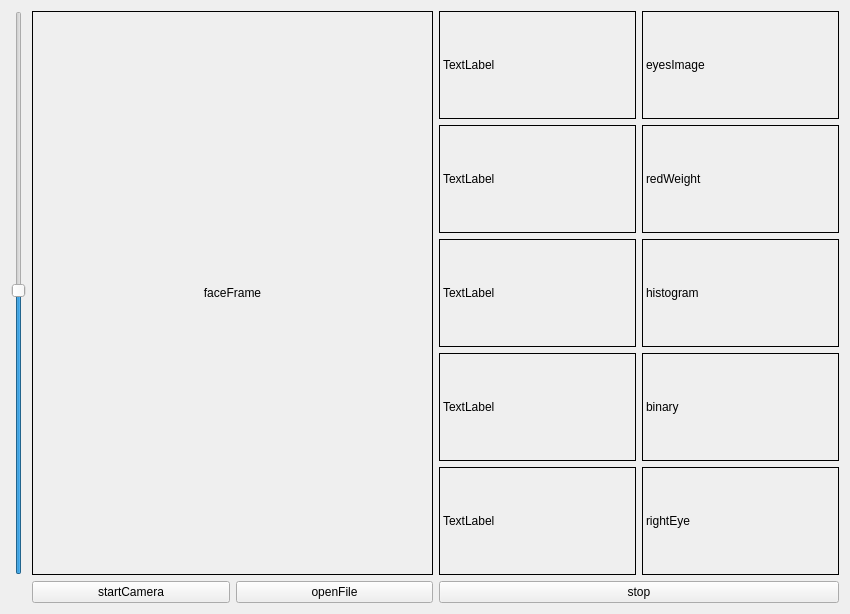
Qt form gui/assets/Eyes-Track.ui (LLanjiao/Eyes-Track) before a commit.
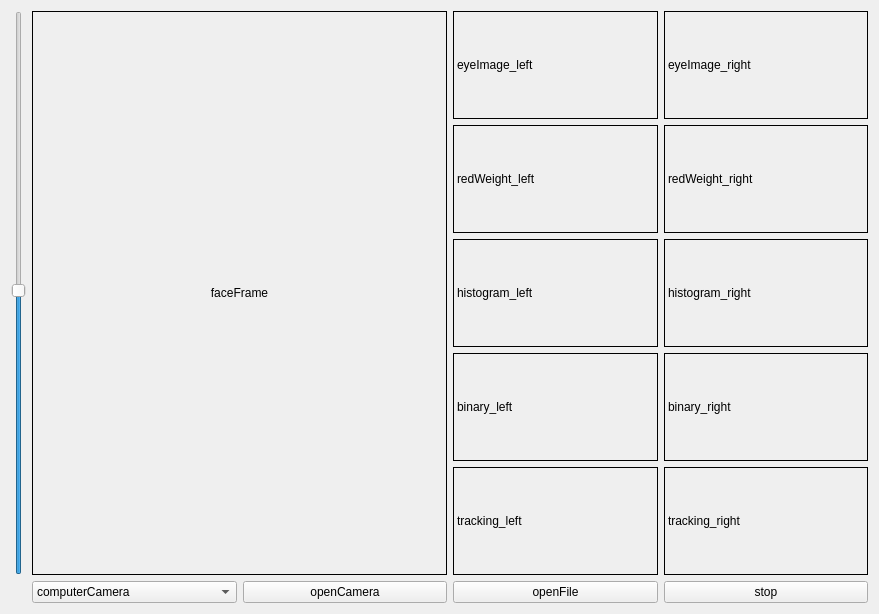
The same form after that commit.

Commit message: ui文件

Diff of the .ui file:
```diff
--- a/gui/assets/Eyes-Track.ui
+++ b/gui/assets/Eyes-Track.ui
@@ -6,7 +6,7 @@
    <rect>
     <x>0</x>
     <y>0</y>
-    <width>850</width>
+    <width>879</width>
     <height>614</height>
    </rect>
   </property>
@@ -16,6 +16,201 @@
   <layout class="QGridLayout" name="gridLayout_2">
    <item row="1" column="1">
     <layout class="QGridLayout" name="gridLayout">
+     <item row="1" column="2">
+      <layout class="QHBoxLayout" name="cameraLayout">
+       <item>
+        <layout class="QHBoxLayout" name="horizontalLayout">
+         <item>
+          <widget class="QComboBox" name="cameraChoose">
+           <property name="sizePolicy">
+            <sizepolicy hsizetype="Preferred" vsizetype="Fixed">
+             <horstretch>0</horstretch>
+             <verstretch>0</verstretch>
+            </sizepolicy>
+           </property>
+           <property name="editable">
+            <bool>false</bool>
+           </property>
+           <property name="currentText">
+            <string>computerCamera</string>
+           </property>
+           <property name="maxVisibleItems">
+            <number>10</number>
+           </property>
+           <property name="insertPolicy">
+            <enum>QComboBox::InsertAtBottom</enum>
+           </property>
+           <property name="iconSize">
+            <size>
+             <width>16</width>
+             <height>16</height>
+            </size>
+           </property>
+           <item>
+            <property name="text">
+             <string>computerCamera</string>
+            </property>
+           </item>
+           <item>
+            <property name="text">
+             <string>phoneCamera</string>
+            </property>
+           </item>
+          </widget>
+         </item>
+         <item>
+          <widget class="QPushButton" name="camera">
+           <property name="text">
+            <string>openCamera</string>
+           </property>
+          </widget>
+         </item>
+        </layout>
+       </item>
+      </layout>
+     </item>
+     <item row="0" column="3">
+      <layout class="QVBoxLayout" name="viewLayout">
+       <item>
+        <layout class="QHBoxLayout" name="eyesImage">
+         <item>
+          <widget class="QLabel" name="eyeImage_left">
+           <property name="styleSheet">
+            <string notr="true">border: 1px solid black;</string>
+           </property>
+           <property name="text">
+            <string>eyeImage_left</string>
+           </property>
+          </widget>
+         </item>
+         <item>
+          <widget class="QLabel" name="eyeImage_right">
+           <property name="styleSheet">
+            <string notr="true">border: 1px solid black;</string>
+           </property>
+           <property name="text">
+            <string>eyeImage_right</string>
+           </property>
+          </widget>
+         </item>
+        </layout>
+       </item>
+       <item>
+        <layout class="QHBoxLayout" name="redWeight">
+         <item>
+          <widget class="QLabel" name="redWeight_left">
+           <property name="styleSheet">
+            <string notr="true">border: 1px solid black;</string>
+           </property>
+           <property name="text">
+            <string>redWeight_left</string>
+           </property>
+          </widget>
+         </item>
+         <item>
+          <widget class="QLabel" name="redWeight_right">
+           <property name="styleSheet">
+            <string notr="true">border: 1px solid black;</string>
+           </property>
+           <property name="text">
+            <string>redWeight_right</string>
+           </property>
+          </widget>
+         </item>
+        </layout>
+       </item>
+       <item>
+        <layout class="QHBoxLayout" name="histogram">
+         <item>
+          <widget class="QLabel" name="histogram_left">
+           <property name="styleSheet">
+            <string notr="true">border: 1px solid black;</string>
+           </property>
+           <property name="text">
+            <string>histogram_left</string>
+           </property>
+          </widget>
+         </item>
+         <item>
+          <widget class="QLabel" name="histogram_right">
+           <property name="styleSheet">
+            <string notr="true">border: 1px solid black;</string>
+           </property>
+           <property name="text">
+            <string>histogram_right</string>
+           </property>
+          </widget>
+         </item>
+        </layout>
+       </item>
+       <item>
+        <layout class="QHBoxLayout" name="binary">
+         <item>
+          <widget class="QLabel" name="binary_left">
+           <property name="styleSheet">
+            <string notr="true">border: 1px solid black;</string>
+           </property>
+           <property name="text">
+            <string>binary_left</string>
+           </property>
+          </widget>
+         </item>
+         <item>
+          <widget class="QLabel" name="binary_right">
+           <property name="styleSheet">
+            <string notr="true">border: 1px solid black;</string>
+           </property>
+           <property name="text">
+            <string>binary_right</string>
+           </property>
+          </widget>
+         </item>
+        </layout>
+       </item>
+       <item>
+        <layout class="QHBoxLayout" name="tracking">
+         <item>
+          <widget class="QLabel" name="tracking_left">
+           <property name="styleSheet">
+            <string notr="true">border: 1px solid black;</string>
+           </property>
+           <property name="text">
+            <string>tracking_left</string>
+           </property>
+          </widget>
+         </item>
+         <item>
+          <widget class="QLabel" name="tracking_right">
+           <property name="styleSheet">
+            <string notr="true">border: 1px solid black;</string>
+           </property>
+           <property name="text">
+            <string>tracking_right</string>
+           </property>
+          </widget>
+         </item>
+        </layout>
+       </item>
+      </layout>
+     </item>
+     <item row="1" column="3">
+      <layout class="QHBoxLayout" name="fileLayout">
+       <item>
+        <widget class="QPushButton" name="openFile">
+         <property name="text">
+          <string>openFile</string>
+         </property>
+        </widget>
+       </item>
+       <item>
+        <widget class="QPushButton" name="stop">
+         <property name="text">
+          <string>stop</string>
+         </property>
+        </widget>
+       </item>
+      </layout>
+     </item>
      <item row="0" column="2">
       <widget class="QLabel" name="faceFrame">
        <property name="mouseTracking">
@@ -32,24 +227,6 @@
        </property>
       </widget>
      </item>
-     <item row="1" column="2">
-      <layout class="QHBoxLayout" name="horizontalLayout_3">
-       <item>
-        <widget class="QPushButton" name="startCamera">
-         <property name="text">
-          <string>startCamera</string>
-         </property>
-        </widget>
-       </item>
-       <item>
-        <widget class="QPushButton" name="openFile">
-         <property name="text">
-          <string>openFile</string>
-         </property>
-        </widget>
-       </item>
-      </layout>
-     </item>
      <item row="0" column="0">
       <widget class="QSlider" name="threshSlider">
        <property name="value">
@@ -60,137 +237,6 @@
        </property>
       </widget>
      </item>
-     <item row="1" column="3">
-      <widget class="QPushButton" name="stop">
-       <property name="text">
-        <string>stop</string>
-       </property>
-      </widget>
-     </item>
-     <item row="0" column="3">
-      <layout class="QVBoxLayout" name="verticalLayout">
-       <item>
-        <layout class="QHBoxLayout" name="horizontalLayout_6">
-         <item>
-          <widget class="QLabel" name="label_10">
-           <property name="styleSheet">
-            <string notr="true">border: 1px solid black;</string>
-           </property>
-           <property name="text">
-            <string>TextLabel</string>
-           </property>
-          </widget>
-         </item>
-         <item>
-          <widget class="QLabel" name="eyesImage">
-           <property name="styleSheet">
-            <string notr="true">border: 1px solid black;</string>
-           </property>
-           <property name="text">
-            <string>eyesImage</string>
-           </property>
-          </widget>
-         </item>
-        </layout>
-       </item>
-       <item>
-        <layout class="QHBoxLayout" name="horizontalLayout">
-         <item>
-          <widget class="QLabel" name="label_2">
-           <property name="styleSheet">
-            <string notr="true">border: 1px solid black;</string>
-           </property>
-           <property name="text">
-            <string>TextLabel</string>
-           </property>
-          </widget>
-         </item>
-         <item>
-          <widget class="QLabel" name="redWeight">
-           <property name="styleSheet">
-            <string notr="true">border: 1px solid black;</string>
-           </property>
-           <property name="text">
-            <string>redWeight</string>
-           </property>
-          </widget>
-         </item>
-        </layout>
-       </item>
-       <item>
-        <layout class="QHBoxLayout" name="horizontalLayout_5">
-         <item>
-          <widget class="QLabel" name="label_4">
-           <property name="styleSheet">
-            <string notr="true">border: 1px solid black;</string>
-           </property>
-           <property name="text">
-            <string>TextLabel</string>
-           </property>
-          </widget>
-         </item>
-         <item>
-          <widget class="QLabel" name="histogram">
-           <property name="styleSheet">
-            <string notr="true">border: 1px solid black;</string>
-           </property>
-           <property name="text">
-            <string>histogram</string>
-           </property>
-          </widget>
-         </item>
-        </layout>
-       </item>
-       <item>
-        <layout class="QHBoxLayout" name="horizontalLayout_4">
-         <item>
-          <widget class="QLabel" name="label_6">
-           <property name="styleSheet">
-            <string notr="true">border: 1px solid black;</string>
-           </property>
-           <property name="text">
-            <string>TextLabel</string>
-           </property>
-          </widget>
-         </item>
-         <item>
-          <widget class="QLabel" name="binary">
-           <property name="styleSheet">
-            <string notr="true">border: 1px solid black;</string>
-           </property>
-           <property name="text">
-            <string>binary</string>
-           </property>
-          </widget>
-         </item>
-        </layout>
-       </item>
-       <item>
-        <layout class="QHBoxLayout" name="horizontalLayout_2">
-         <item>
-          <widget class="QLabel" name="label_7">
-           <property name="styleSheet">
-            <string notr="true">border: 1px solid black;</string>
-           </property>
-           <property name="text">
-            <string>TextLabel</string>
-           </property>
-          </widget>
-         </item>
-         <item>
-          <widget class="QLabel" name="rightEye">
-           <property name="styleSheet">
-            <string notr="true">border: 1px solid black;</string>
-           </property>
-           <property name="text">
-            <string>rightEye</string>
-           </property>
-          </widget>
-         </item>
-        </layout>
-       </item>
-      </layout>
-     </item>
     </layout>
    </item>
   </layout>
```
The commit also changes 1 other file.
